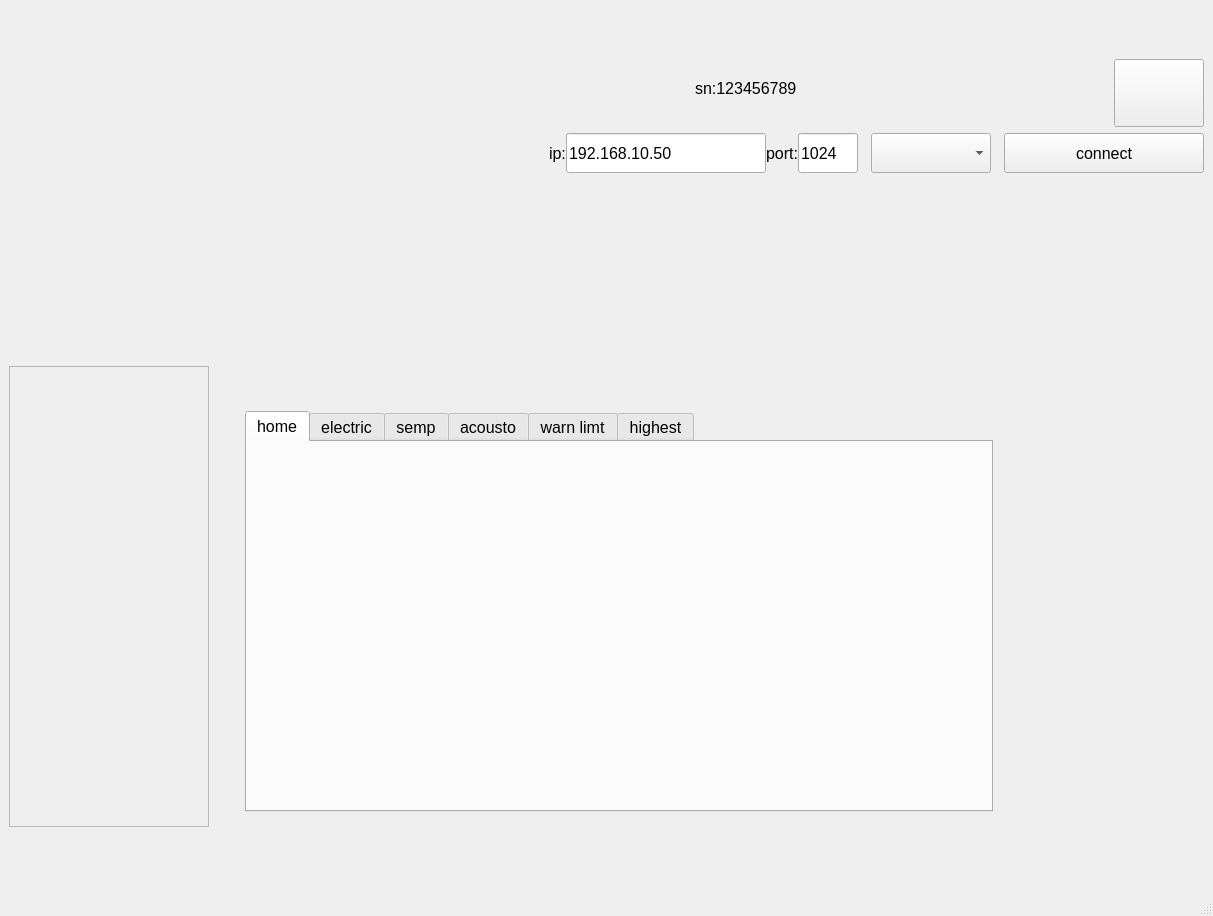
yuanjinxin123/shenglei, file mainwindow.ui: the form before one commit.
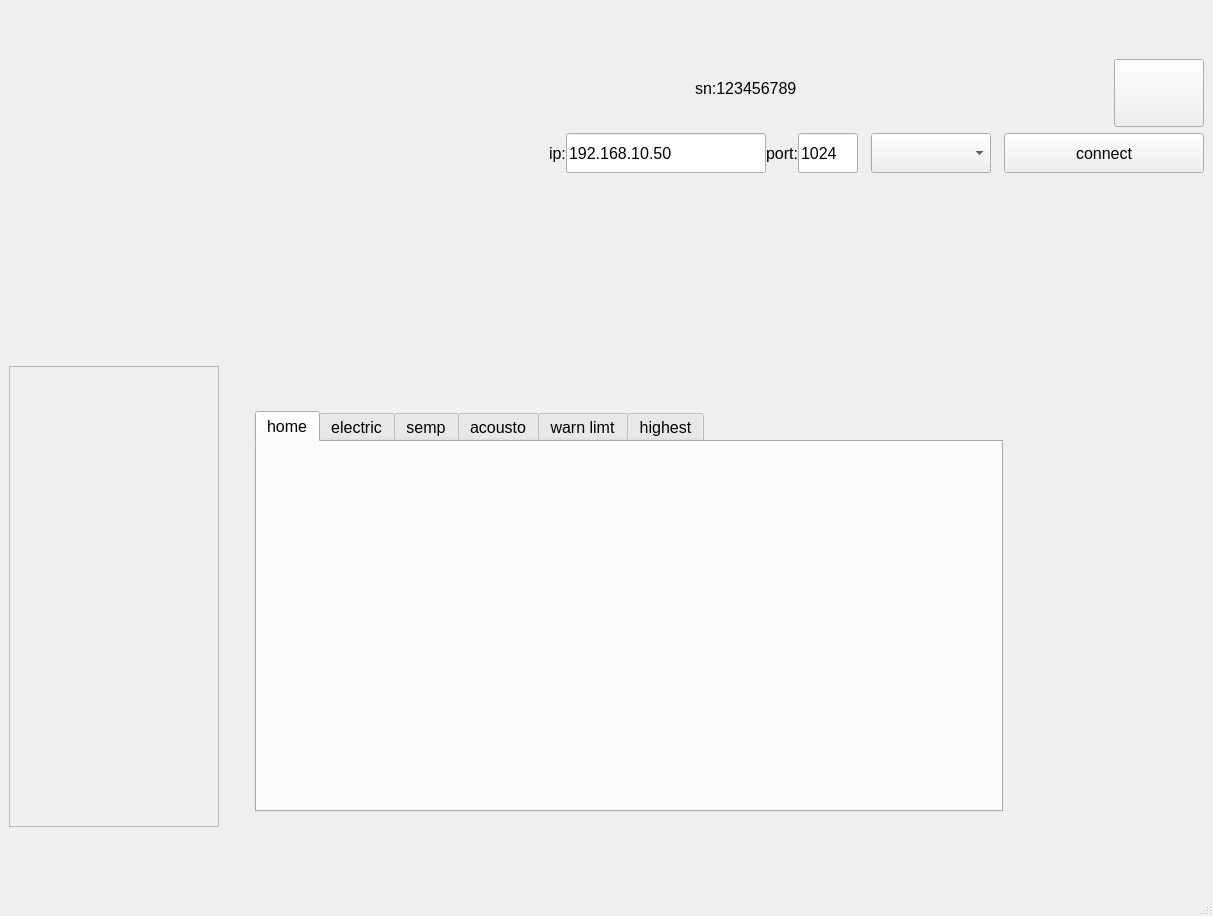
The form after the commit. Custom widgets are drawn as their Qt base class.

Patch:
```diff
--- a/mainwindow.ui
+++ b/mainwindow.ui
@@ -592,7 +592,7 @@
           <widget class="QScrollArea" name="scrollArea">
            <property name="minimumSize">
             <size>
-             <width>200</width>
+             <width>210</width>
              <height>0</height>
             </size>
            </property>
@@ -604,7 +604,7 @@
              <rect>
               <x>0</x>
               <y>0</y>
-              <width>198</width>
+              <width>208</width>
               <height>467</height>
              </rect>
             </property>
```
